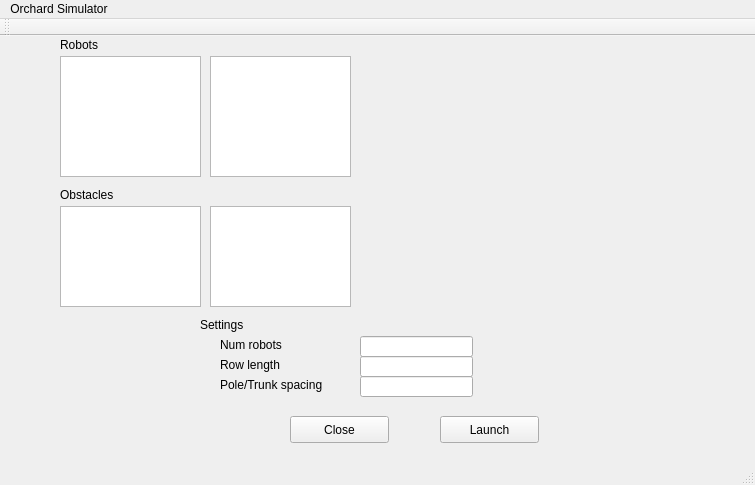
gdsl/SOFTENG-306-PROJECT-1, file gui/mainwindow.ui: the form before one commit.
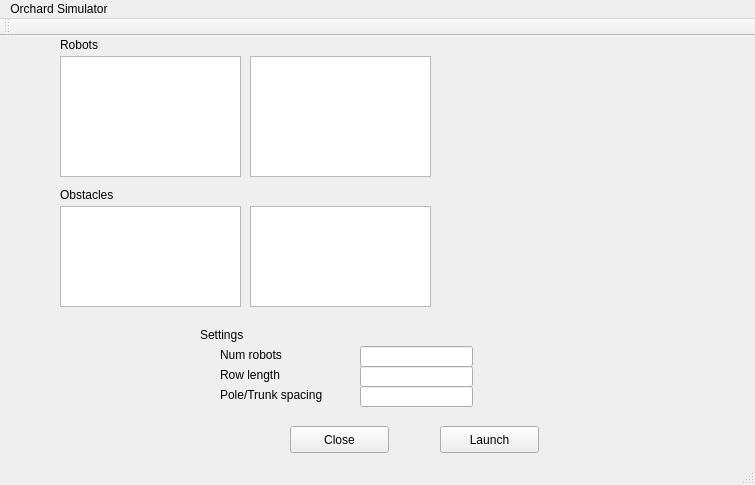
The form after the commit.

What changed in the file:
```diff
--- a/gui/mainwindow.ui
+++ b/gui/mainwindow.ui
@@ -44,7 +44,7 @@
     <property name="geometry">
      <rect>
       <x>200</x>
-      <y>280</y>
+      <y>290</y>
       <width>67</width>
       <height>17</height>
      </rect>
@@ -57,7 +57,7 @@
     <property name="geometry">
      <rect>
       <x>220</x>
-      <y>300</y>
+      <y>310</y>
       <width>101</width>
       <height>17</height>
      </rect>
@@ -70,7 +70,7 @@
     <property name="geometry">
      <rect>
       <x>220</x>
-      <y>320</y>
+      <y>330</y>
       <width>101</width>
       <height>17</height>
      </rect>
@@ -83,7 +83,7 @@
     <property name="geometry">
      <rect>
       <x>220</x>
-      <y>340</y>
+      <y>350</y>
       <width>131</width>
       <height>17</height>
      </rect>
@@ -96,7 +96,7 @@
     <property name="geometry">
      <rect>
       <x>360</x>
-      <y>300</y>
+      <y>310</y>
       <width>113</width>
       <height>21</height>
      </rect>
@@ -106,7 +106,7 @@
     <property name="geometry">
      <rect>
       <x>360</x>
-      <y>320</y>
+      <y>330</y>
       <width>113</width>
       <height>21</height>
      </rect>
@@ -116,7 +116,7 @@
     <property name="geometry">
      <rect>
       <x>360</x>
-      <y>340</y>
+      <y>350</y>
       <width>113</width>
       <height>21</height>
      </rect>
@@ -126,7 +126,7 @@
     <property name="geometry">
      <rect>
       <x>290</x>
-      <y>380</y>
+      <y>390</y>
       <width>99</width>
       <height>27</height>
      </rect>
@@ -139,7 +139,7 @@
     <property name="geometry">
      <rect>
       <x>440</x>
-      <y>380</y>
+      <y>390</y>
       <width>99</width>
       <height>27</height>
      </rect>
@@ -153,7 +153,7 @@
      <rect>
       <x>60</x>
       <y>20</y>
-      <width>141</width>
+      <width>181</width>
       <height>121</height>
      </rect>
     </property>
@@ -186,9 +186,9 @@
    <widget class="QListWidget" name="robotList2">
     <property name="geometry">
      <rect>
-      <x>210</x>
+      <x>250</x>
       <y>20</y>
-      <width>141</width>
+      <width>181</width>
       <height>121</height>
      </rect>
     </property>
@@ -221,9 +221,9 @@
    <widget class="QListWidget" name="obstacleList2">
     <property name="geometry">
      <rect>
-      <x>210</x>
+      <x>250</x>
       <y>170</y>
-      <width>141</width>
+      <width>181</width>
       <height>101</height>
      </rect>
     </property>
@@ -258,7 +258,7 @@
      <rect>
       <x>60</x>
       <y>170</y>
-      <width>141</width>
+      <width>181</width>
       <height>101</height>
      </rect>
     </property>
```
